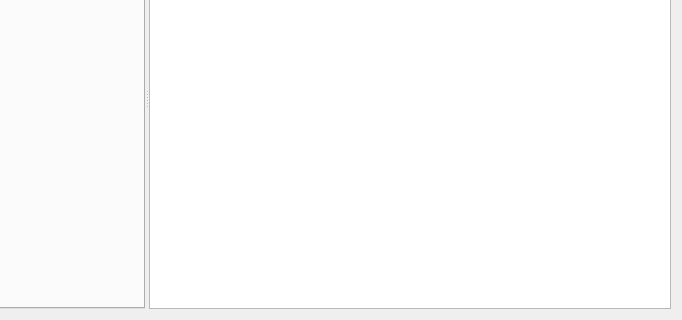
darktorres/ERP-STACCATO, file ui/tablogistica.ui: the form before one commit; both pictures show x 282 to 964 and y 124 to 444 of the 964 by 444 pixel window.
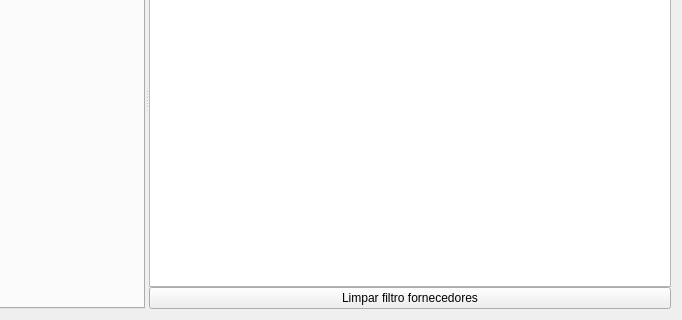
The form after the commit. Custom widgets are drawn as their Qt base class.

Commit message: Melhorias nos filtros da aba logística

```diff
--- a/ui/tablogistica.ui
+++ b/ui/tablogistica.ui
@@ -318,6 +318,13 @@
          </property>
         </widget>
        </item>
+       <item>
+        <widget class="QPushButton" name="pushButtonLimparFiltro">
+         <property name="text">
+          <string>Limpar filtro fornecedores</string>
+         </property>
+        </widget>
+       </item>
       </layout>
      </widget>
     </widget>
```
The commit also changes 3 other files.
